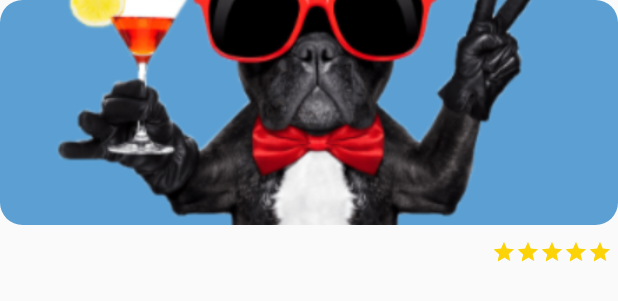
After one commit to zokirbekov/androidIntesiv, an Android app: the layout layout_tv_show.xml on its own in the app's theme, with its tools: preview values and no code run, on a phone screen of 412 x 824 dp. The commit adds this screen. Shown: the top 301 px of the screen. Run offline under Robolectric (Android 15) with nearby library versions, the phone set to English and light mode, and no system bars.

Commit message:
added mock repository and made design for tv shows

```diff
--- a/app/src/main/java/ru/mikhailskiy/intensiv/data/MockRepository.kt
+++ b/app/src/main/java/ru/mikhailskiy/intensiv/data/movie/MockRepository.kt
@@ -1,4 +1,4 @@
-package ru.mikhailskiy.intensiv.data
+package ru.mikhailskiy.intensiv.data.movie
 
 object MockRepository {
 
--- a/app/src/main/java/ru/mikhailskiy/intensiv/data/Movie.kt
+++ b/app/src/main/java/ru/mikhailskiy/intensiv/data/movie/Movie.kt
@@ -1,6 +1,6 @@
-package ru.mikhailskiy.intensiv.data
+package ru.mikhailskiy.intensiv.data.movie
 
-class Movie(
+open class Movie(
     var title: String? = "",
     var voteAverage: Double = 0.0
 ) {
--- /dev/null
+++ b/app/src/main/java/ru/mikhailskiy/intensiv/data/tvShow/TvShow.kt
@@ -0,0 +1,6 @@
+package ru.mikhailskiy.intensiv.data.tvShow
+
+import ru.mikhailskiy.intensiv.data.movie.Movie
+
+class TvShow(title:String = "", voteAverage:Double = 0.0) : Movie(title, voteAverage) {
+}
--- a/app/src/main/java/ru/mikhailskiy/intensiv/ui/feed/FeedFragment.kt
+++ b/app/src/main/java/ru/mikhailskiy/intensiv/ui/feed/FeedFragment.kt
@@ -13,8 +13,8 @@ import kotlinx.android.synthetic.main.feed_header.*
 import kotlinx.android.synthetic.main.search_toolbar.view.*
 import ru.mikhailskiy.intensiv.BuildConfig
 import ru.mikhailskiy.intensiv.R
-import ru.mikhailskiy.intensiv.data.MockRepository
-import ru.mikhailskiy.intensiv.data.Movie
+import ru.mikhailskiy.intensiv.data.movie.MockRepository
+import ru.mikhailskiy.intensiv.data.movie.Movie
 import ru.mikhailskiy.intensiv.ui.afterTextChanged
 import timber.log.Timber
 
--- a/app/src/main/java/ru/mikhailskiy/intensiv/ui/feed/MovieItem.kt
+++ b/app/src/main/java/ru/mikhailskiy/intensiv/ui/feed/MovieItem.kt
@@ -5,7 +5,7 @@ import com.xwray.groupie.kotlinandroidextensions.GroupieViewHolder
 import com.xwray.groupie.kotlinandroidextensions.Item
 import kotlinx.android.synthetic.main.item_with_text.*
 import ru.mikhailskiy.intensiv.R
-import ru.mikhailskiy.intensiv.data.Movie
+import ru.mikhailskiy.intensiv.data.movie.Movie
 
 class MovieItem(
     private val content: Movie,
--- a/app/src/main/java/ru/mikhailskiy/intensiv/ui/watchlist/MoviePreviewItem.kt
+++ b/app/src/main/java/ru/mikhailskiy/intensiv/ui/watchlist/MoviePreviewItem.kt
@@ -5,7 +5,7 @@ import com.xwray.groupie.kotlinandroidextensions.GroupieViewHolder
 import com.xwray.groupie.kotlinandroidextensions.Item
 import kotlinx.android.synthetic.main.item_with_text.*
 import ru.mikhailskiy.intensiv.R
-import ru.mikhailskiy.intensiv.data.Movie
+import ru.mikhailskiy.intensiv.data.movie.Movie
 
 class MoviePreviewItem(
     private val content: Movie,
--- a/app/src/main/java/ru/mikhailskiy/intensiv/ui/watchlist/WatchlistFragment.kt
+++ b/app/src/main/java/ru/mikhailskiy/intensiv/ui/watchlist/WatchlistFragment.kt
@@ -10,7 +10,7 @@ import com.xwray.groupie.GroupAdapter
 import com.xwray.groupie.kotlinandroidextensions.GroupieViewHolder
 import kotlinx.android.synthetic.main.fragment_watchlist.movies_recycler_view
 import ru.mikhailskiy.intensiv.R
-import ru.mikhailskiy.intensiv.data.MockRepository
+import ru.mikhailskiy.intensiv.data.movie.MockRepository
 
 private const val ARG_PARAM1 = "param1"
 private const val ARG_PARAM2 = "param2"
--- /dev/null
+++ b/app/src/main/res/layout/layout_tv_show.xml
@@ -0,0 +1,45 @@
+<?xml version="1.0" encoding="utf-8"?>
+<androidx.constraintlayout.widget.ConstraintLayout xmlns:android="http://schemas.android.com/apk/res/android"
+    android:layout_width="match_parent"
+    android:layout_height="wrap_content"
+    xmlns:app="http://schemas.android.com/apk/res-auto"
+    xmlns:tools="http://schemas.android.com/tools">
+
+    <com.google.android.material.imageview.ShapeableImageView
+        android:id="@+id/image_preview"
+        android:layout_width="match_parent"
+        android:layout_height="150dp"
+        android:scaleType="centerCrop"
+        app:layout_constraintTop_toTopOf="parent"
+        app:shapeAppearanceOverlay="@style/ShapeAppearanceOverlay.App.CornerSize10Percent"
+        tools:background="@color/white"
+        tools:src="@drawable/ic_avatar" />
+
+    <TextView
+        android:id="@+id/text_show_name"
+        android:layout_width="0dp"
+        android:layout_height="wrap_content"
+        android:textColor="@color/textColorLight"
+        android:textStyle="bold"
+        android:layout_marginEnd="4dp"
+        android:layout_marginTop="8dp"
+        app:layout_constraintTop_toBottomOf="@id/image_preview"
+        app:layout_constraintStart_toStartOf="parent"
+        app:layout_constraintEnd_toStartOf="@id/show_rating"/>
+
+    <androidx.appcompat.widget.AppCompatRatingBar
+        android:id="@+id/show_rating"
+        android:layout_width="wrap_content"
+        android:layout_height="wrap_content"
+        style="@style/Base.Widget.AppCompat.RatingBar.Small"
+        android:isIndicator="true"
+        android:numStars="5"
+        android:progressBackgroundTint="@color/colorControlNormal"
+        android:stepSize="0.5"
+        android:layout_marginEnd="4dp"
+        tools:rating="5"
+        app:layout_constraintEnd_toEndOf="parent"
+        app:layout_constraintTop_toTopOf="@id/text_show_name"
+        app:layout_constraintBottom_toBottomOf="@id/text_show_name"/>
+
+</androidx.constraintlayout.widget.ConstraintLayout>
--- a/app/src/main/res/values/colors.xml
+++ b/app/src/main/res/values/colors.xml
@@ -24,5 +24,4 @@
 
     <color name="mainFeedBackground">@color/colorPrimary</color>
 
-
 </resources>
```
Also changed, not shown: app/src/main/java/ru/mikhailskiy/intensiv/common/VerticalSpaceDecoration.kt (added, +19 -0 lines), app/src/main/java/ru/mikhailskiy/intensiv/data/tvShow/TvShowMockRepository.kt (added, +19 -0 lines), app/src/main/java/ru/mikhailskiy/intensiv/ui/tvshows/TvShowItem.kt (added, +30 -0 lines), app/src/main/java/ru/mikhailskiy/intensiv/ui/tvshows/TvShowsFragment.kt (+29 -16 lines), app/src/main/res/layout/tv_shows_fragment.xml (+9 -3 lines).
